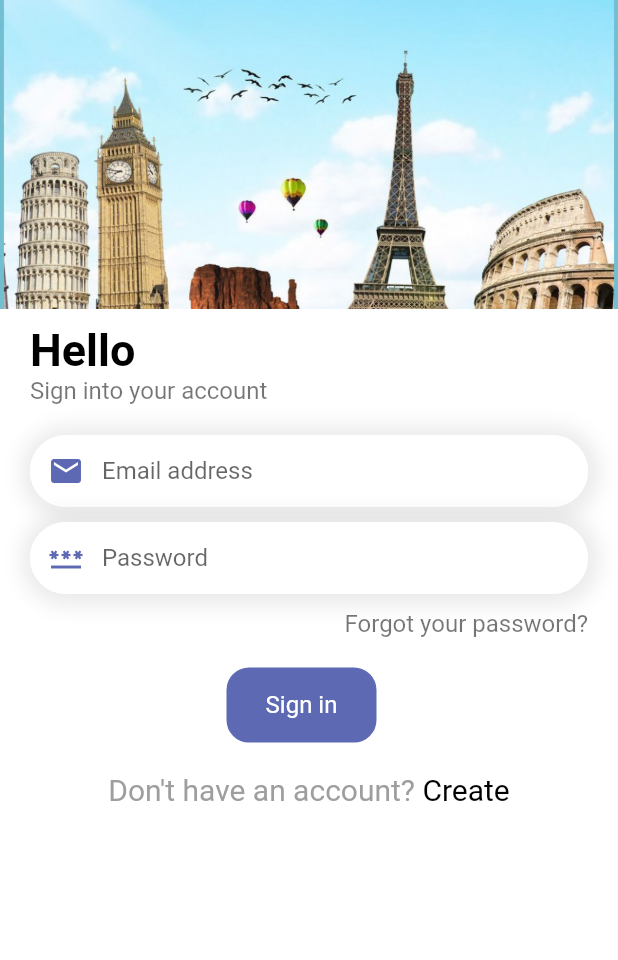
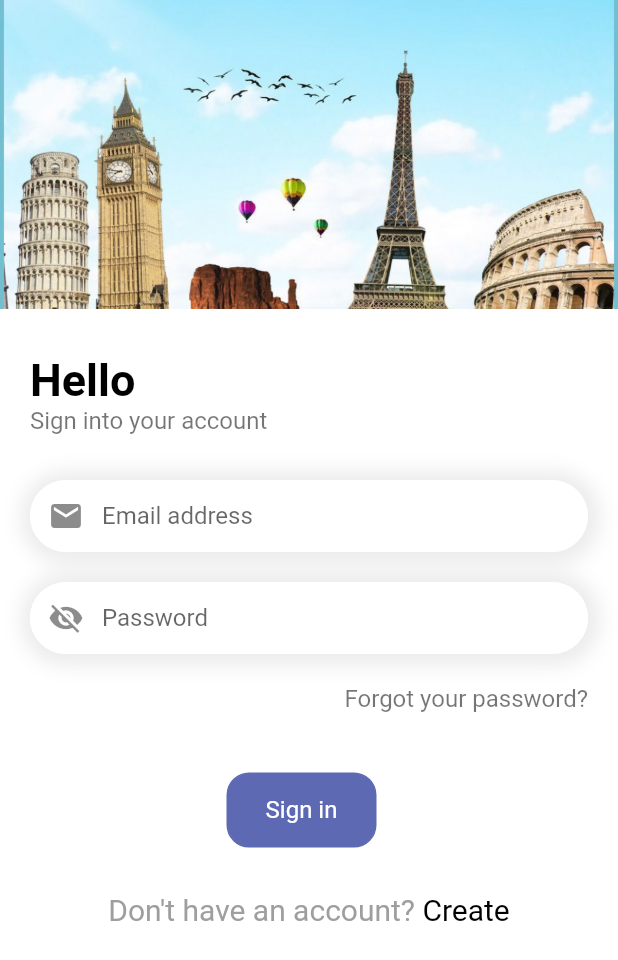
Before and after one commit to jewel-rana/travel-app-flutter, a Flutter app: the Login screen opened directly, on a phone screen of 412 x 824 dp. Shown: the top 960 px of the screen. Run offline on Flutter 3.47's test engine with Material 2 defaults, Android fonts, the phone set to English and light mode, and no system bars; our stand-ins replace bloc, equatable, flutter_bloc.

Commit message:
InputField widget created

```diff
--- a/lib/pages/login.dart
+++ b/lib/pages/login.dart
@@ -1,5 +1,8 @@
+import 'package:flutter/gestures.dart';
 import 'package:flutter/material.dart';
+import 'package:travel_app/pages/home.dart';
 import 'package:travel_app/utils/app_colors.dart';
+import 'package:travel_app/widgets/app_input_field.dart';
 import 'package:travel_app/widgets/app_large_text.dart';
 import 'package:travel_app/widgets/app_text.dart';
 
@@ -32,7 +35,7 @@ class _LoginState extends State<Login> {
                       fit: BoxFit.cover)),
             ),
             const SizedBox(
-              height: 10,
+              height: 30,
             ),
             Container(
               margin: const EdgeInsets.only(left: 20, right: 20),
@@ -43,77 +46,15 @@ class _LoginState extends State<Login> {
                   AppLargeText(text: "Hello"),
                   AppText(text: "Sign into your account"),
                   const SizedBox(
+                    height: 30,
+                  ),
+                  AppInputField(hint: "Email address", icon: Icons.email, inputType: TextInputType.emailAddress),
+                  const SizedBox(
                     height: 20,
                   ),
-                  Container(
-                    decoration: BoxDecoration(
-                        color: Colors.white,
-                        borderRadius: BorderRadius.circular(30),
-                        boxShadow: [
-                          BoxShadow(
-                              blurRadius: 10,
-                              spreadRadius: 7,
-                              offset: Offset(1, 1),
-                              color: Colors.grey.withOpacity(0.2))
-                        ]),
-                    child: TextField(
-                      decoration: InputDecoration(
-                          hintText: "Email address",
-                          prefixIcon: const Icon(Icons.email, color: AppColors.mainColor,),
-                          contentPadding: const EdgeInsets.only(left: 10, right: 10),
-                          focusedBorder: OutlineInputBorder(
-                              borderRadius: BorderRadius.circular(30),
-                              borderSide: const BorderSide(
-                                color: Colors.white,
-                                width: 1.0,
-                              )),
-                          enabledBorder: OutlineInputBorder(
-                              borderRadius: BorderRadius.circular(30),
-                              borderSide: const BorderSide(
-                                color: Colors.white,
-                                width: 1.0,
-                              )),
-                          border: OutlineInputBorder(
-                              borderRadius: BorderRadius.circular(30))),
-                    ),
-                  ),
+                  AppInputField(hint: "Password", icon: Icons.password, isPassword: true,),
                   const SizedBox(
-                    height: 10,
-                  ),
-                  Container(
-                    decoration: BoxDecoration(
-                        color: Colors.white,
-                        borderRadius: BorderRadius.circular(30),
-                        boxShadow: [
-                          BoxShadow(
-                              blurRadius: 10,
-                              spreadRadius: 7,
-                              offset: Offset(1, 1),
-                              color: Colors.grey.withOpacity(0.2))
-                        ]),
-                    child: TextField(
-                      decoration: InputDecoration(
-                        hintText: "Password",
-                          prefixIcon: const Icon(Icons.password, color: AppColors.mainColor,),
-                          contentPadding: const EdgeInsets.only(left: 10, right: 10),
-                          focusedBorder: OutlineInputBorder(
-                              borderRadius: BorderRadius.circular(30),
-                              borderSide: const BorderSide(
-                                color: Colors.white,
-                                width: 1.0,
-                              )),
-                          enabledBorder: OutlineInputBorder(
-                              borderRadius: BorderRadius.circular(30),
-                              borderSide: const BorderSide(
-                                color: Colors.white,
-                                width: 1.0,
-                              )),
-                          border: OutlineInputBorder(
-                              borderRadius: BorderRadius.circular(30))),
-                    ),
-                  ),
-                  const SizedBox(
-                    height: 10,
+                    height: 20,
                   ),
                   Row(
                     children: [
@@ -125,7 +66,7 @@ class _LoginState extends State<Login> {
               ),
             ),
             const SizedBox(
-              height: 20,
+              height: 40,
             ),
             Button(
               width: 100,
@@ -136,23 +77,24 @@ class _LoginState extends State<Login> {
               text: "Sign in",
             ),
             const SizedBox(
-              height: 20,
+              height: 30,
             ),
             RichText(
                 text: TextSpan(
                     text: "Don\'t have an account?",
                     style: TextStyle(color: Colors.grey[500], fontSize: 20),
-                    children: const [
+                    children: [
                       TextSpan(
                         text: " Create",
-                        style: TextStyle(
+                        style: const TextStyle(
                           fontSize: 20,
                           color: Colors.black
-                        )
+                        ),
+                          recognizer: TapGestureRecognizer()..onTap = () => const Home(),
                       )
                     ])),
             const SizedBox(
-              height: 10,
+              height: 20,
             ),
           ],
         ),
--- /dev/null
+++ b/lib/widgets/app_input_field.dart
@@ -0,0 +1,68 @@
+import 'package:flutter/material.dart';
+import 'package:travel_app/utils/app_colors.dart';
+
+class AppInputField extends StatelessWidget {
+  String? hint;
+  IconData? icon;
+  final Color color;
+  Color? iconColor;
+  TextInputType? inputType;
+  bool? isPassword;
+  bool passwordVisible;
+  AppInputField({Key? key,
+    this.hint = "Write here...",
+    this.icon = Icons.circle,
+    this.color = Colors.white,
+    this.iconColor = AppColors.mainColor,
+    this.inputType = TextInputType.text,
+    this.isPassword = false,
+    this.passwordVisible = false,
+  }) : super(key: key);
+
+
+  void setState(Function() passwordVisible) {}
+
+  @override
+  Widget build(BuildContext context) {
+    return Container(
+      decoration: BoxDecoration(
+          color: color,
+          borderRadius: BorderRadius.circular(30),
+          boxShadow: [
+            BoxShadow(
+                blurRadius: 10,
+                spreadRadius: 7,
+                offset: const Offset(1, 1),
+                color: Colors.grey.withOpacity(0.2))
+          ]),
+      child: TextField(
+        obscureText: isPassword == true,
+        decoration: InputDecoration(
+            hintText: hint,
+            prefixIcon: IconButton(
+              icon: Icon(isPassword == true
+                  ? (passwordVisible == true ? Icons.visibility : Icons.visibility_off)
+                  : icon),
+              onPressed: () => !passwordVisible
+            ),
+            contentPadding: const EdgeInsets.only(left: 10, right: 10),
+            focusedBorder: OutlineInputBorder(
+                borderRadius: BorderRadius.circular(30),
+                borderSide: BorderSide(
+                  color: color,
+                  width: 1.0,
+                )),
+            enabledBorder: OutlineInputBorder(
+                borderRadius: BorderRadius.circular(30),
+                borderSide: BorderSide(
+                  color: color,
+                  width: 1.0,
+                )),
+            border: OutlineInputBorder(
+                borderRadius: BorderRadius.circular(30))),
+        keyboardType: inputType,
+        textInputAction: TextInputAction.done,
+      ),
+    );
+  }
+}
```
Also changed, not shown: img/10september_background_4.jpg (added), img/11.jpg (added), img/SL-072223-61700-25.jpg (added), img/a5b79453-b676-4a93-9037-dd8172d5cf06.jpg (added), img/ftuy26.jpg (added), img/ftyu30.jpg (added), img/kjue_16.jpg (added), img/rm222batch3-mind-01.jpg (added).
